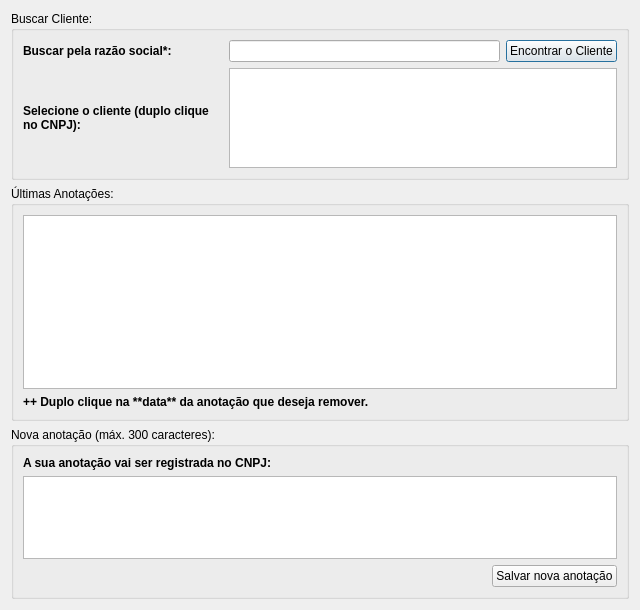
Qt form clientnotespj.ui (fabiorodp/law_officer) before a commit.
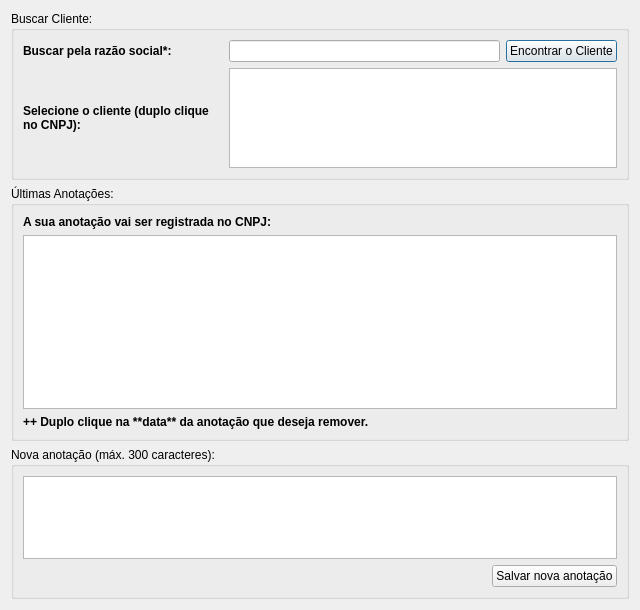
The same form after that commit.

```diff
--- a/clientnotespj.ui
+++ b/clientnotespj.ui
@@ -137,12 +137,36 @@
       <string>Últimas Anotações:</string>
      </property>
      <layout class="QVBoxLayout" name="verticalLayout_3">
+      <item>
+       <layout class="QHBoxLayout" name="horizontalLayout">
+        <item>
+         <widget class="QLabel" name="label_notespj_1">
+          <property name="font">
+           <font>
+            <weight>75</weight>
+            <bold>true</bold>
+           </font>
+          </property>
+          <property name="text">
+           <string>A sua anotação vai ser registrada no CNPJ:</string>
+          </property>
+         </widget>
+        </item>
+        <item>
+         <widget class="QLabel" name="label_input_cnpj">
+          <property name="text">
+           <string/>
+          </property>
+         </widget>
+        </item>
+       </layout>
+      </item>
       <item>
        <widget class="QTableView" name="tableView_notespj_ultimas_anotacoes">
         <property name="minimumSize">
          <size>
           <width>0</width>
-          <height>150</height>
+          <height>100</height>
          </size>
         </property>
         <attribute name="horizontalHeaderVisible">
@@ -181,30 +205,6 @@
       <string>Nova anotação (máx. 300 caracteres):</string>
      </property>
      <layout class="QVBoxLayout" name="verticalLayout_2">
-      <item>
-       <layout class="QHBoxLayout" name="horizontalLayout">
-        <item>
-         <widget class="QLabel" name="label_notespj_1">
-          <property name="font">
-           <font>
-            <weight>75</weight>
-            <bold>true</bold>
-           </font>
-          </property>
-          <property name="text">
-           <string>A sua anotação vai ser registrada no CNPJ:</string>
-          </property>
-         </widget>
-        </item>
-        <item>
-         <widget class="QLabel" name="label_input_cnpj">
-          <property name="text">
-           <string/>
-          </property>
-         </widget>
-        </item>
-       </layout>
-      </item>
       <item>
        <widget class="QTextEdit" name="textEdit_notespj">
         <property name="maximumSize">
```
Left out of the diff: 2 changed lines with no effect on the pictures.
